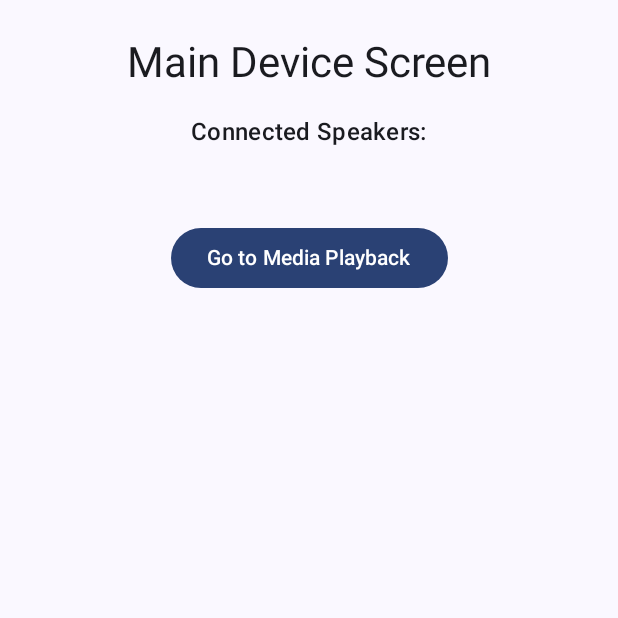
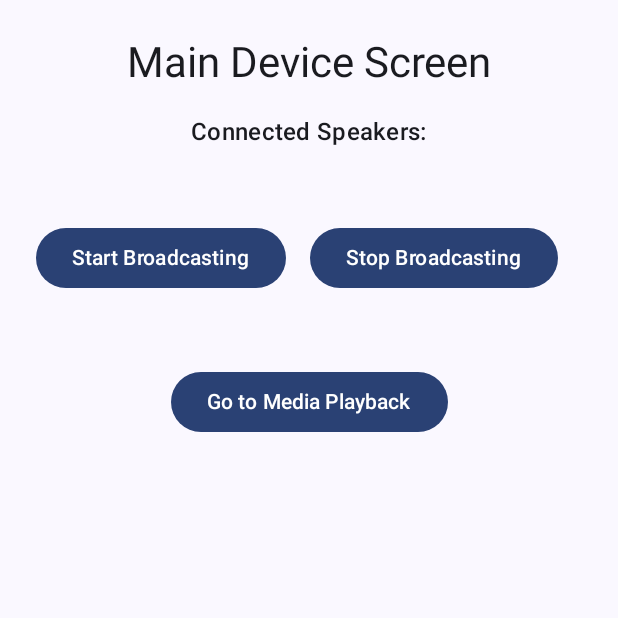
Before and after one commit to shadan-pk/FivePointOne, an Android app built with Jetpack Compose: the MainDeviceScreen screen opened through its navigation route, on a phone screen of 412 x 824 dp, the top half of it. Run offline under Robolectric (Android 15) with nearby library versions, the phone set to English and light mode, and no system bars.

Commit message:
modularized code for easy debugging

```diff
--- a/app/src/main/java/com/sdnpk/fivepointone/HomeScreen.kt
+++ b/app/src/main/java/com/sdnpk/fivepointone/HomeScreen.kt
@@ -59,7 +59,6 @@ fun HomeScreen(navController: NavController) {
         Spacer(modifier = Modifier.height(24.dp))
         Button(onClick = {
             if (hasMulticastPermission) {
-                startBroadcasting()
                 navController.navigate("main_device")
             } else {
                 Toast.makeText(context, "Please grant multicast permission", Toast.LENGTH_SHORT).show()
--- a/app/src/main/java/com/sdnpk/fivepointone/MainActivity.kt
+++ b/app/src/main/java/com/sdnpk/fivepointone/MainActivity.kt
@@ -13,6 +13,8 @@
 import androidx.navigation.compose.NavHost
 import androidx.navigation.compose.composable
 import androidx.navigation.compose.rememberNavController
+import com.sdnpk.fivepointone.main_device.MainDeviceScreen
+import com.sdnpk.fivepointone.speaker_device.SpeakerDeviceScreen
 import com.sdnpk.fivepointone.ui.theme.FivePointOneTheme
 
 class MainActivity : ComponentActivity() {
--- a/app/src/main/java/com/sdnpk/fivepointone/MainDeviceScreen.kt
+++ b/app/src/main/java/com/sdnpk/fivepointone/main_device/MainDeviceScreen.kt
@@ -1,8 +1,7 @@
-package com.sdnpk.fivepointone
+package com.sdnpk.fivepointone.main_device
 
 import android.Manifest
 import android.content.pm.PackageManager
-import android.os.Build
 import android.widget.Toast
 import androidx.compose.foundation.layout.*
 import androidx.compose.material3.*
@@ -20,7 +19,7 @@ import androidx.activity.result.contract.ActivityResultContracts
 fun MainDeviceScreen(navController: NavController) {
     val context = LocalContext.current
     var connectedSpeakers by remember { mutableStateOf<List<String>>(emptyList()) }
-    val broadcastThread = remember { mutableStateOf<Thread?>(null) }
+    val broadcastService = remember { BroadcastService() }
 
     // Start listening for speaker responses
     LaunchedEffect(true) {
@@ -45,9 +44,18 @@ fun MainDeviceScreen(navController: NavController) {
         }
     }
 
+    // Broadcasting service (Start / Stop logic)
+    val startBroadcasting: () -> Unit = {
+        broadcastService.startBroadcasting()
+    }
+
+    val stopBroadcasting: () -> Unit = {
+        broadcastService.stopBroadcasting()
+    }
+
     DisposableEffect(Unit) {
         onDispose {
-            broadcastThread.value?.interrupt()
+            stopBroadcasting() // Stop broadcasting when the Composable is disposed
         }
     }
 
@@ -61,6 +69,22 @@ fun MainDeviceScreen(navController: NavController) {
         Text("Main Device Screen", style = MaterialTheme.typography.headlineMedium)
         ConnectedSpeakersList(connectedSpeakers = connectedSpeakers)
         Spacer(modifier = Modifier.height(16.dp))
+
+        // Start/Stop Broadcasting Buttons
+        Row(
+            modifier = Modifier.fillMaxWidth(),
+            horizontalArrangement = Arrangement.spacedBy(16.dp)
+        ) {
+            Button(onClick = { startBroadcasting() }) {
+                Text("Start Broadcasting")
+            }
+
+            Button(onClick = { stopBroadcasting() }) {
+                Text("Stop Broadcasting")
+            }
+        }
+
+        Spacer(modifier = Modifier.height(16.dp))
         Button(onClick = {
             navController.navigate("mediaPlayback")
         }) {
--- a/app/src/main/java/com/sdnpk/fivepointone/NavGraph.kt
+++ b/app/src/main/java/com/sdnpk/fivepointone/main_device/NavGraph.kt
@@ -1,9 +1,10 @@
-package com.sdnpk.fivepointone
+package com.sdnpk.fivepointone.main_device
 
 import androidx.compose.runtime.Composable
 import androidx.navigation.compose.NavHost
 import androidx.navigation.compose.composable
 import androidx.navigation.compose.rememberNavController
+import com.sdnpk.fivepointone.MediaPlaybackScreen
 
 @Composable
 fun AppNavGraph() {
--- a/app/src/main/java/com/sdnpk/fivepointone/SpeakerUtils.kt
+++ b/app/src/main/java/com/sdnpk/fivepointone/main_device/SpeakerUtils.kt
@@ -1,4 +1,4 @@
-package com.sdnpk.fivepointone
+package com.sdnpk.fivepointone.main_device
 
 import android.os.Handler
 import android.os.Looper
```
Also changed, not shown: app/src/main/java/com/sdnpk/fivepointone/main_device/BroadcastService.kt (added, +45 -0 lines), app/src/main/java/com/sdnpk/fivepointone/speaker_device/SpeakerDeviceScreen.kt (renamed from app/src/main/java/com/sdnpk/fivepointone/SpeakerDeviceScreen.kt, +24 -15 lines).
